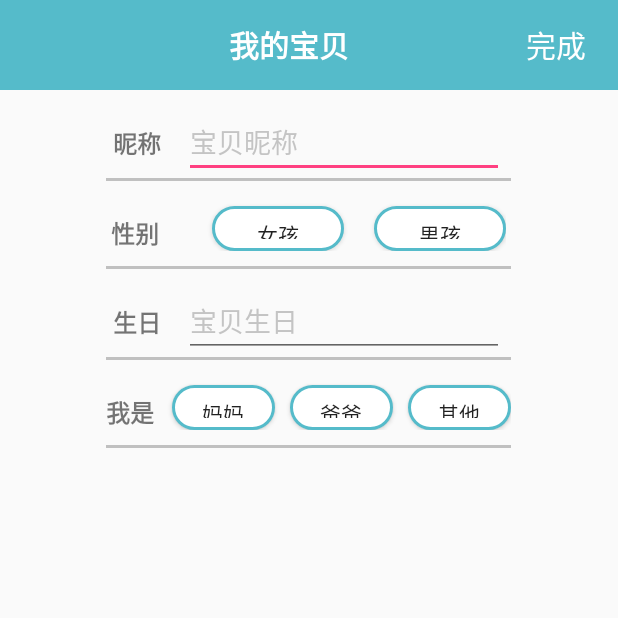
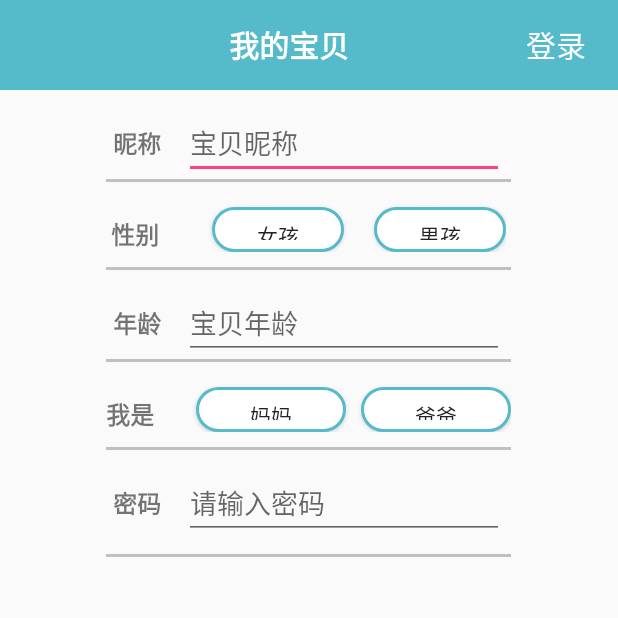
Before and after one commit to Happytt23333/KidsReading, an Android app: the screen it shows after launch (Loginactivity), on a phone screen of 412 x 824 dp, the top half of it. Run offline under Robolectric (Android 15) with nearby library versions, the phone set to English and light mode, and no system bars.

Commit message:
Change layout of loginactivity.xml

```diff
--- a/app/src/main/res/layout/activity_loginactivity.xml
+++ b/app/src/main/res/layout/activity_loginactivity.xml
@@ -5,11 +5,6 @@
     android:layout_width="match_parent"
     android:layout_height="match_parent"
     tools:context="com.example.light.myapplication.Loginactivity">
-    <ScrollView
-        android:layout_width="match_parent"
-        android:layout_height="wrap_content"
-        android:scrollbars="none"
-        android:id="@+id/scrollView3">
 
     <LinearLayout
         android:layout_width="match_parent"
@@ -19,7 +14,7 @@
         <LinearLayout
             android:orientation="horizontal"
             android:layout_width="match_parent"
-            android:layout_height="match_parent">
+            android:layout_height="wrap_content">
 
             <TextView
                 android:layout_width="0dp"
@@ -31,11 +26,12 @@
                 android:textStyle="bold"
                 android:textColor="#ffffff"
                 android:background="#55BBCA"/>
+
             <TextView
                 android:layout_width="0dp"
                 android:layout_height="60dp"
                 android:layout_weight="2"
-                android:text="完成"
+                android:text="登录"
                 android:textSize="20sp"
                 android:gravity="center"
                 android:textColor="#ffffff"
@@ -48,8 +44,8 @@
              android:layout_width="wrap_content"
              android:layout_height="wrap_content"
              android:layout_gravity="center"
-        android:layout_below="@+id/scrollView3"
              android:layout_centerHorizontal="true">
+
              <TextView
                  android:layout_width="0dp"
                  android:layout_height="30dp"
@@ -58,34 +54,33 @@
                  android:layout_weight="1"
                  android:layout_marginTop="11dp"
                  android:textStyle="bold" />
+
              <EditText
                  android:layout_width="0dp"
                  android:layout_height="wrap_content"
                  android:inputType="textPersonName"
                  android:layout_weight="5"
-        android:text="宝贝昵称"
-        android:textColor="#AAAA"
+                 android:hint="宝贝昵称"
                  android:ems="10"
                  android:layout_marginTop="11dp"
                  android:layout_marginLeft="15dp"
-        android:id="@+id/editText2"
-        android:layout_below="@+id/scrollView2"
+                 android:layout_below="@+id/scrollView3"
                  android:layout_centerHorizontal="true" />
          </LinearLayout>
         <View
             android:layout_width="270dp"
             android:layout_height="2dp"
             android:background="#C0C0C0"
-        android:layout_gravity="center"
-        />
+            android:layout_gravity="center" />
+
         <LinearLayout
             android:orientation="horizontal"
             android:layout_width="wrap_content"
             android:layout_height="wrap_content"
             android:layout_gravity="center"
             android:layout_marginTop="5dp"
-            android:layout_below="@+id/scrollView3"
             android:layout_centerHorizontal="true">
+
             <TextView
                 android:layout_width="0dp"
                 android:layout_height="30dp"
@@ -99,8 +94,6 @@
                 android:layout_width="0dp"
                 android:layout_height="30dp"
                 android:layout_weight="2"
-                android:layout_below="@+id/scrollView2"
-                android:layout_alignParentStart="true"
                 android:layout_marginLeft="35dp"
                 android:layout_marginTop="11dp"
                 android:id="@+id/button"
@@ -110,8 +103,6 @@
                 android:layout_width="0dp"
                 android:layout_height="30dp"
                 android:layout_weight="2"
-                android:layout_below="@+id/scrollView2"
-                android:layout_alignParentStart="true"
                 android:layout_marginLeft="20dp"
                 android:layout_marginTop="11dp"
                 android:id="@+id/button2"
@@ -122,50 +113,47 @@
             android:layout_height="2dp"
             android:background="#C0C0C0"
             android:layout_marginTop="10dp"
-            android:layout_gravity="center"
-            />
+            android:layout_gravity="center" />
+
         <LinearLayout
             android:orientation="horizontal"
             android:layout_width="wrap_content"
             android:layout_height="wrap_content"
             android:layout_gravity="center"
-            android:layout_below="@+id/scrollView3"
             android:layout_centerHorizontal="true">
+
             <TextView
                 android:layout_width="0dp"
                 android:layout_height="30dp"
-                android:text="生日"
+                android:text="年龄"
                 android:textSize="16sp"
                 android:layout_weight="1"
                 android:layout_marginTop="11dp"
                 android:textStyle="bold" />
+
             <EditText
                 android:layout_width="0dp"
                 android:layout_height="wrap_content"
                 android:inputType="textPersonName"
                 android:layout_weight="5"
-                android:text="宝贝生日"
-                android:textColor="#AAAA"
+                android:hint="宝贝年龄"
                 android:ems="10"
                 android:layout_marginTop="11dp"
                 android:layout_marginLeft="15dp"
-                android:id="@+id/editText3"
-                android:layout_below="@+id/scrollView2"
                 android:layout_centerHorizontal="true" />
         </LinearLayout>
         <View
             android:layout_width="270dp"
             android:layout_height="2dp"
             android:background="#C0C0C0"
-            android:layout_gravity="center"
-            />
+            android:layout_gravity="center" />
+
         <LinearLayout
             android:orientation="horizontal"
             android:layout_width="270dp"
             android:layout_height="wrap_content"
             android:layout_gravity="center"
             android:layout_marginTop="5dp"
-            android:layout_below="@+id/scrollView3"
             android:layout_centerHorizontal="true">
             <TextView
                 android:layout_width="0dp"
@@ -180,8 +168,6 @@
                 android:layout_width="0dp"
                 android:layout_height="30dp"
                 android:layout_weight="1"
-                android:layout_below="@+id/scrollView2"
-                android:layout_alignParentStart="true"
                 android:layout_marginLeft="10dp"
                 android:layout_marginTop="11dp"
                 android:id="@+id/button3"
@@ -191,22 +177,9 @@
                 android:layout_width="0dp"
                 android:layout_height="30dp"
                 android:layout_weight="1"
-                android:layout_below="@+id/scrollView2"
-                android:layout_alignParentStart="true"
                 android:layout_marginLeft="10dp"
                 android:layout_marginTop="11dp"
                 android:id="@+id/button4"
-                android:background="@drawable/shape_tianjia"/>
-            <Button
-                android:text="其他"
-                android:layout_width="0dp"
-                android:layout_height="30dp"
-                android:layout_weight="1"
-                android:layout_below="@+id/scrollView2"
-                android:layout_alignParentStart="true"
-                android:layout_marginLeft="10dp"
-                android:layout_marginTop="11dp"
-                android:id="@+id/button5"
                 android:background="@drawable/shape_tianjia"/>
         </LinearLayout>
         <View
@@ -214,10 +187,40 @@
             android:layout_height="2dp"
             android:background="#C0C0C0"
             android:layout_marginTop="10dp"
+            android:layout_gravity="center" />
+
+        <LinearLayout
+            android:orientation="horizontal"
+            android:layout_width="wrap_content"
+            android:layout_height="wrap_content"
             android:layout_gravity="center"
-            />
+            android:layout_centerHorizontal="true">
+
+            <TextView
+                android:layout_width="0dp"
+                android:layout_height="30dp"
+                android:text="密码"
+                android:textSize="16sp"
+                android:layout_weight="1"
+                android:layout_marginTop="11dp"
+                android:textStyle="bold" />
+            <EditText
+                android:layout_width="0dp"
+                android:layout_height="wrap_content"
+                android:inputType="textPassword"
+                android:layout_weight="5"
+                android:hint="请输入密码"
+                android:ems="10"
+                android:layout_marginTop="11dp"
+                android:layout_marginLeft="15dp"
+                android:layout_centerHorizontal="true" />
         </LinearLayout>
-    </ScrollView>
+        <View
+            android:layout_width="270dp"
+            android:layout_height="2dp"
+            android:background="#C0C0C0"
+            android:layout_marginTop="10dp"
+            android:layout_gravity="center" />
 
-
+    </LinearLayout>
 </RelativeLayout>
```
Lines whose indentation alone changed are shown as unchanged.
